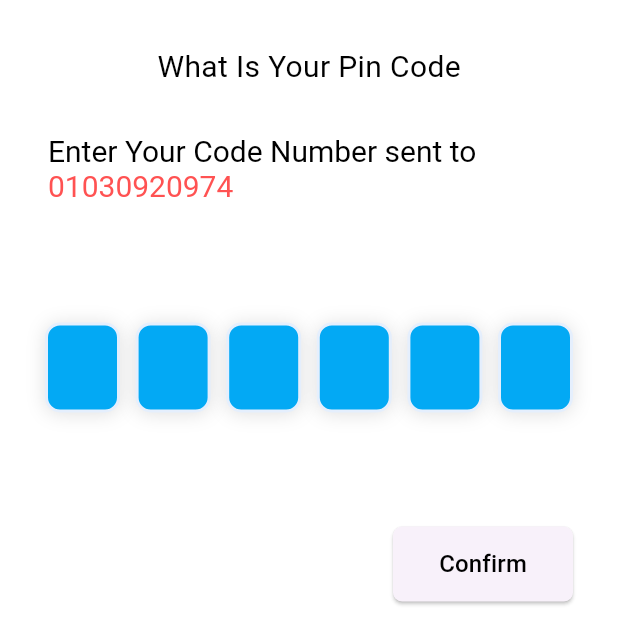
After one commit to mostafaabbasghazi/flutter_maps_phone_auth_firebase, a Flutter app: the OtpScreen screen opened directly, on a phone screen of 412 x 824 dp. The commit adds this screen. Shown: the top 644 px of the screen. Run offline on Flutter 3.47's test engine with Material 3 defaults, Android fonts, the phone set to English and light mode, and no system bars; drawn by our look-alikes of pin_code_fields; our stand-ins replace bloc, firebase_core, flutter_bloc; accounts and stored records are empty; statements that could not run were skipped.

Commit message:
seccond commit

```diff
--- a/lib/const/rout_name.dart
+++ b/lib/const/rout_name.dart
@@ -1 +1,2 @@
 const String login="/";
+const String otpScrren="/otpScrren";
--- a/lib/persention/screens/login.dart
+++ b/lib/persention/screens/login.dart
@@ -4,6 +4,7 @@ import 'package:map/const/colors.dart';
 class LoginPage extends StatelessWidget {
    LoginPage({super.key});
 
+   GlobalKey<FormState> globalKey=GlobalKey<FormState>();
   TextEditingController phoneNumber=TextEditingController();
   Widget biuldHightText(){
     return Column(
@@ -24,9 +25,9 @@ class LoginPage extends StatelessWidget {
         Expanded(
           flex: 1,
           child: Container(
-            padding: EdgeInsets.symmetric(horizontal: 12,vertical: 13),
+            padding: EdgeInsets.symmetric(horizontal: 8,vertical: 8),
             decoration: BoxDecoration(
-              border: Border.all(color: MyColors.lightBlue),
+              border: Border.all(color: const Color(0xFFE5EFFD)),
               borderRadius: BorderRadius.circular(10)
             ),
             child: Text(biuldFlage()+" +20",style: TextStyle(fontSize: 20,letterSpacing: 2)),
@@ -42,6 +43,7 @@ class LoginPage extends StatelessWidget {
               borderRadius: BorderRadius.circular(10)
             ),
             child: TextFormField(
+              key: globalKey,
               autofocus: true,
               style: TextStyle(
                 fontSize: 18,
--- /dev/null
+++ b/lib/persention/screens/otp_screen.dart
@@ -0,0 +1,134 @@
+import 'package:flutter/material.dart';
+import 'package:map/const/colors.dart';
+import 'package:pin_code_fields/pin_code_fields.dart';
+
+class OtpScreen extends StatelessWidget {
+   OtpScreen({super.key});
+
+   String phoneNumber="01030920974";
+   TextEditingController textEditingController=TextEditingController();
+
+    Widget biuldHightText(){
+    return Column(
+      children: [
+        Text("What Is Your Pin Code",style: TextStyle(fontSize: 20,color: Colors.black),),
+        SizedBox(height: 30,),
+        Container(
+          margin: EdgeInsets.symmetric(horizontal: 2),
+          child: RichText(
+            text:TextSpan(
+              text: "Enter Your Code Number sent to ",
+              style: TextStyle(fontSize: 20,color: Colors.black),
+              children: <TextSpan>[TextSpan(text: "$phoneNumber",style: TextStyle(fontSize: 20,color:Colors.redAccent))]
+            )
+          )
+        )
+      ],
+    );
+  }
+
+   Widget biuldTextButton(){
+    return Align(
+      alignment: Alignment.bottomRight,
+      child: ElevatedButton(
+
+        style: ElevatedButton.styleFrom(
+          minimumSize: Size(120, 50),
+          shape: RoundedRectangleBorder(borderRadius: BorderRadius.circular(6)),
+
+        ),
+        onPressed: (){},
+         child: Text("Confirm",style: TextStyle(fontSize: 16,color: Colors.black),)),
+
+    );
+  }
+
+  Widget biuldTextPinCode(BuildContext context){
+    return Container(
+      child: PinCodeTextField(
+                    appContext: context,
+                    pastedTextStyle: TextStyle(
+                      color: Colors.green.shade600,
+                      fontWeight: FontWeight.bold,
+                    ),
+                    length: 6,
+                    obscureText: true,
+                    obscuringCharacter: '*',
+                    obscuringWidget: const FlutterLogo(
+                      size: 24,
+                    ),
+                    blinkWhenObscuring: true,
+                    animationType: AnimationType.fade,
+                    validator: (v) {
+                      if (v!.length < 3) {
+                        return "I'm from validator";
+                      } else {
+                        return null;
+                      }
+                    },
+                    pinTheme: PinTheme(
+                      shape: PinCodeFieldShape.box,
+                      borderRadius: BorderRadius.circular(10),
+                      fieldHeight: 60,
+                      fieldWidth: 50,
+                      activeFillColor: Colors.white,
+                      inactiveColor: MyColors.lightBlue,
+                      inactiveFillColor: Colors.lightBlue,
+                      selectedFillColor: Colors.white
+
+                    ),
+                    cursorColor: Colors.black,
+                    animationDuration: const Duration(milliseconds: 300),
+                    enableActiveFill: true,
+
+                    controller: textEditingController,
+                    keyboardType: TextInputType.number,
+                    boxShadows: const [
+                      BoxShadow(
+                        offset: Offset(0, 1),
+                        color: Colors.black12,
+                        blurRadius: 10,
+                      )
+                    ],
+                    onCompleted: (v) {
+                      debugPrint("Completed");
+                    },
+                    // onTap: () {
+                    //   print("Pressed");
+                    // },
+                    onChanged: (value) {
+
+                    },
+                    beforeTextPaste: (text) {
+                      debugPrint("Allowing to paste $text");
+                      //if you return true then it will show the paste confirmation dialog. Otherwise if false, then nothing will happen.
+                      //but you can show anything you want here, like your pop up saying wrong paste format or etc
+                      return true;
+                    },
+                  ),
+    );
+  }
+
+
+
+  @override
+  Widget build(BuildContext context) {
+    return SafeArea(
+      child: Scaffold(
+        backgroundColor: Colors.white,
+        body:Container(
+          margin: EdgeInsets.symmetric(horizontal: 30,vertical: 30),
+          child: ListView(
+            children: [
+               biuldHightText(),
+               SizedBox(height: 80,),
+               biuldTextPinCode(context),
+               SizedBox(height: 60,),
+               biuldTextButton()
+
+          ],),
+        ) ,
+      ),
+    );
+  }
+}
--- a/pubspec.yaml
+++ b/pubspec.yaml
@@ -40,6 +40,7 @@ dependencies:
   firebase_core: ^3.1.0
   firebase_auth: ^5.1.0
   cloud_firestore: ^5.0.1
+  pin_code_fields: ^8.0.1
 
 dev_dependencies:
   flutter_test:
```
Also changed, not shown: lib/bussnis_logic/auth/cubit/authphone_cubit.dart (added, +8 -0 lines), lib/bussnis_logic/auth/cubit/authphone_state.dart (added, +17 -0 lines), lib/rout.dart (+11 -2 lines), pubspec.lock.
